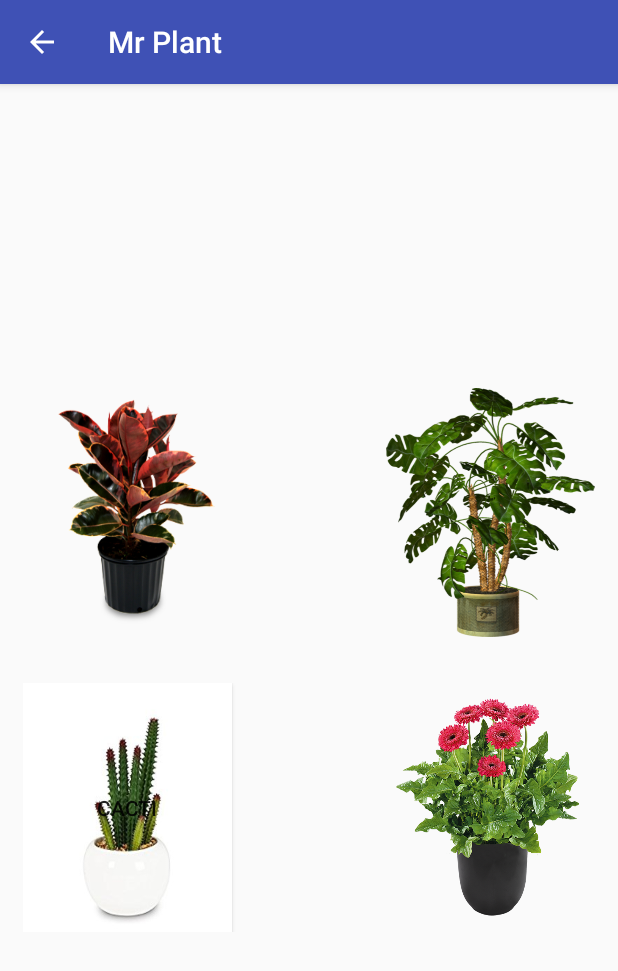
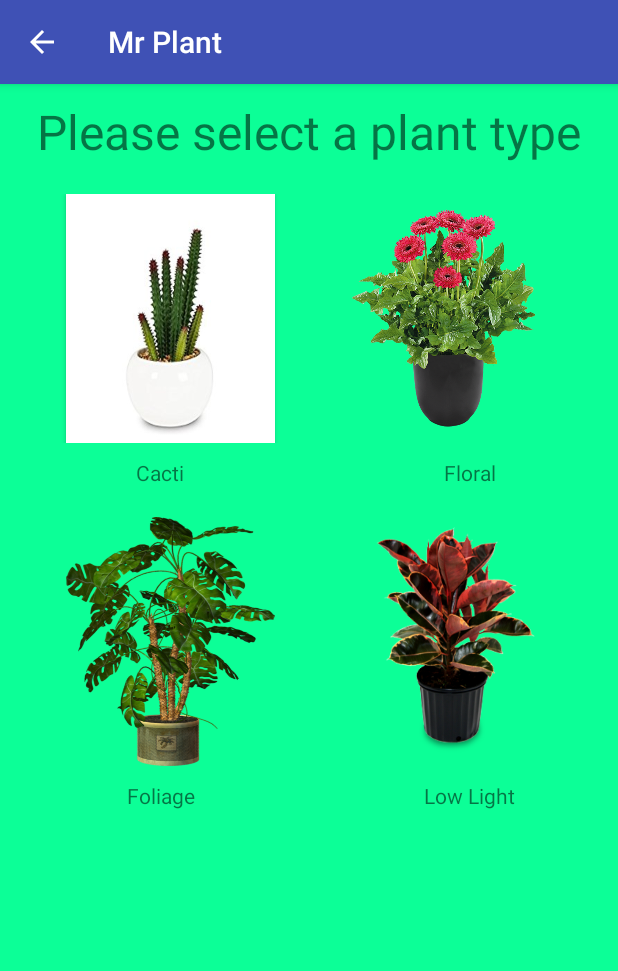
Before and after one commit to oscarmeanwell/MrP, an Android app: the SelectPlant screen opened directly, with no data from a screen before it, on a phone screen of 412 x 824 dp. Shown: the top 971 px of the screen. Run offline under Robolectric (Android 15) with nearby library versions, the phone set to English and light mode, and no system bars.

Commit message:
Select Plant layout fixed

```diff
--- a/app/src/main/res/layout/activity_main.xml
+++ b/app/src/main/res/layout/activity_main.xml
@@ -6,6 +6,7 @@
     android:layout_width="match_parent"
     android:layout_height="match_parent"
     android:fitsSystemWindows="true"
+    android:background="#0CFF97"
     tools:openDrawer="start">
 
     <include
--- a/app/src/main/res/layout/activity_select_plant.xml
+++ b/app/src/main/res/layout/activity_select_plant.xml
@@ -1,19 +1,106 @@
 <?xml version="1.0" encoding="utf-8"?>
-<RelativeLayout xmlns:android="http://schemas.android.com/apk/res/android"
+<GridLayout xmlns:android="http://schemas.android.com/apk/res/android"
     xmlns:app="http://schemas.android.com/apk/res-auto"
     xmlns:tools="http://schemas.android.com/tools"
     android:layout_width="match_parent"
     android:layout_height="match_parent"
-    android:gravity="center"
+    android:background="#0CFF97"
+    android:columnCount="1"
+
     tools:context="com.example.oscarmeanwell.mrplantfin.SelectPlant">
+
+
+    <TextView
+        android:text="Please select a plant type"
+        android:textSize="32dip"
+        android:paddingTop="10dp"
+        android:layout_gravity="center_horizontal" />
 
     <LinearLayout
         android:layout_width="match_parent"
         android:layout_height="wrap_content"
-        android:id="@+id/l1"
-        android:paddingTop="15dp"
-        android:padding="15dp">
+        android:orientation="horizontal"
+        android:gravity="center_vertical"
+        android:paddingTop="20dp"
 
+        >
+        <Space
+            android:layout_width="wrap_content"
+            android:layout_height="match_parent"
+            android:layout_weight="1" />
+
+        <Button
+            android:id="@+id/cacti"
+            android:layout_width="139dp"
+            android:layout_height="166dp"
+            android:background="@drawable/cactuss"
+            />
+
+        <Space
+            android:layout_width="wrap_content"
+            android:layout_height="match_parent"
+            android:layout_weight="1" />
+
+        <Button
+            android:id="@+id/floral"
+            android:layout_width="139dp"
+            android:layout_height="166dp"
+            android:background="@drawable/floral"
+            />
+
+        <Space
+            android:layout_width="wrap_content"
+            android:layout_height="match_parent"
+            android:layout_weight="1" />
+    </LinearLayout>
+
+
+    <LinearLayout
+        android:layout_width="match_parent"
+        android:layout_height="wrap_content"
+        android:orientation="horizontal"
+        android:gravity="center_vertical"
+        android:paddingTop="10dp"
+        >
+
+        <TextView
+        android:layout_width="165dp"
+            android:gravity="center"
+        android:layout_height="wrap_content"
+        android:text="Cacti"
+            android:layout_weight="1.52"/>
+
+        <TextView
+            android:layout_width="165dp"
+            android:layout_height="wrap_content"
+            android:text="Floral"
+            android:gravity="center"
+            android:layout_weight="1"/>
+
+
+
+    </LinearLayout>
+    <LinearLayout
+        android:layout_width="match_parent"
+        android:layout_height="wrap_content"
+        android:orientation="horizontal"
+        android:paddingTop="20dp"
+        >
+        <Space
+            android:layout_width="wrap_content"
+            android:layout_height="match_parent"
+            android:layout_weight="1" />
+        <Button
+            android:id="@+id/foliage"
+            android:layout_width="139dp"
+            android:layout_height="166dp"
+            android:background="@drawable/potplantcliparttransparent18"
+            android:layout_alignRight="@id/lowlight"
+            />
+        <Space
+            android:layout_width="wrap_content"
+            android:layout_height="match_parent"
+            android:layout_weight="1" />
         <Button
             android:id="@+id/lowlight"
             android:layout_width="139dp"
@@ -21,52 +108,34 @@
             android:background="@drawable/robusta_ruby"
             />
         <Space
-            android:layout_width="0dp"
-            android:layout_height="1dp"
-            android:layout_weight="1" >
-        </Space>
-
-    <Button
-        android:id="@+id/foliage"
-        android:layout_width="139dp"
-        android:layout_height="166dp"
-        android:background="@drawable/potplantcliparttransparent18"
-        android:layout_alignRight="@id/lowlight"
-     />
-
+            android:layout_width="wrap_content"
+            android:layout_height="match_parent"
+            android:layout_weight="1" />
     </LinearLayout>
-
     <LinearLayout
         android:layout_width="match_parent"
         android:layout_height="wrap_content"
-        android:layout_below="@+id/l1"
-        android:padding="15dp"
-        android:paddingTop="30dp"
-        android:id="@+id/l2"
+        android:orientation="horizontal"
+        android:gravity="center_vertical"
+        android:paddingTop="10dp"
         >
 
-        <Button
-            android:id="@+id/cacti"
-            android:layout_width="139dp"
-            android:layout_height="166dp"
-            android:text="Cacti"
+        <TextView
+            android:layout_width="165dp"
+            android:gravity="center"
+            android:layout_height="wrap_content"
+            android:text="Foliage"
+            android:layout_weight="1.52"/>
 
-            android:background="@drawable/cactuss"
-      />
+        <TextView
+            android:layout_width="165dp"
+            android:layout_height="wrap_content"
+            android:text="Low Light"
+            android:gravity="center"
+            android:layout_weight="1"/>
 
-        <Space
-            android:layout_width="0dp"
-            android:layout_height="1dp"
-            android:layout_weight="1" >
-        </Space>
-    <Button
-        android:id="@+id/floral"
-        android:layout_width="139dp"
-        android:layout_height="166dp"
-        android:background="@drawable/floral"
-   />
 
 
     </LinearLayout>
 
-</RelativeLayout>
+</GridLayout>
--- a/app/src/main/res/layout/activity_tutorial.xml
+++ b/app/src/main/res/layout/activity_tutorial.xml
@@ -10,6 +10,7 @@
     android:paddingRight="@dimen/activity_horizontal_margin"
     android:paddingTop="@dimen/activity_vertical_margin"
     android:clickable="true"
+    android:background="#0CFF97"
     android:focusable="true"
     android:focusableInTouchMode="true"
     tools:context="com.example.oscarmeanwell.mrplantfin.Tutorial">
--- a/app/src/main/res/layout/activity_view_plant.xml
+++ b/app/src/main/res/layout/activity_view_plant.xml
@@ -6,6 +6,7 @@
     android:layout_height="match_parent"
     android:paddingBottom="@dimen/activity_vertical_margin"
     android:paddingLeft="@dimen/activity_horizontal_margin"
+    android:background="#0CFF97"
     android:paddingRight="@dimen/activity_horizontal_margin"
     android:paddingTop="@dimen/activity_vertical_margin"
     tools:context="com.example.oscarmeanwell.mrplantfin.ViewPlant">
```
Lines whose indentation alone changed are shown as unchanged.
